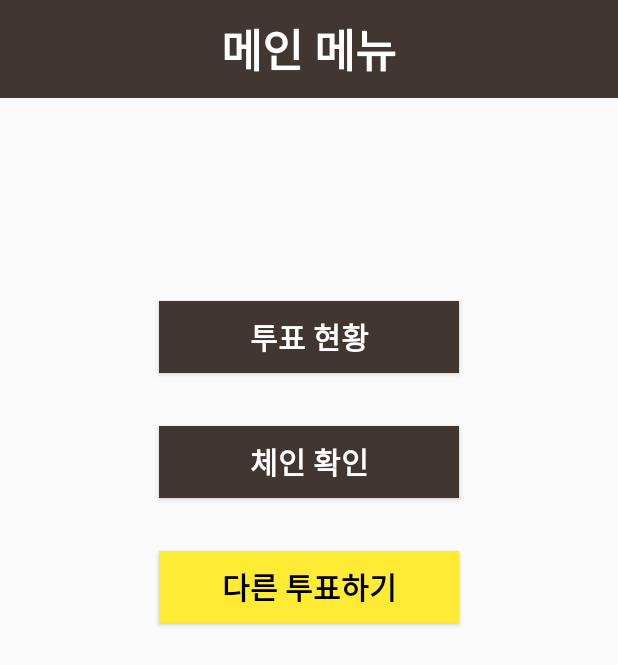
After one commit to 0pg/Profit_Cut, an Android app: the MenuActivity screen opened directly, with no data from a screen before it, on a phone screen of 412 x 824 dp. The commit adds this screen. Shown: the top 665 px of the screen. Run offline under Robolectric (Android 15) with nearby library versions, the phone set to English and light mode, and no system bars.

Commit message:
Add MenuActivity

```diff
--- a/Src/Java/Android/Votechain/app/src/main/AndroidManifest.xml
+++ b/Src/Java/Android/Votechain/app/src/main/AndroidManifest.xml
@@ -18,7 +18,8 @@
         </activity>
         <activity android:name=".MainActivity" />
         <activity android:name=".VoteParticipationActivity" />
-        <activity android:name=".VoteActivity"></activity>
+        <activity android:name=".VoteActivity" />
+        <activity android:name=".MenuActivity"></activity>
     </application>
 
 </manifest>
--- /dev/null
+++ b/Src/Java/Android/Votechain/app/src/main/java/profitcut/votechain/MenuActivity.java
@@ -0,0 +1,13 @@
+package profitcut.votechain;
+
+import android.support.v7.app.AppCompatActivity;
+import android.os.Bundle;
+
+public class MenuActivity extends AppCompatActivity {
+
+    @Override
+    protected void onCreate(Bundle savedInstanceState) {
+        super.onCreate(savedInstanceState);
+        setContentView(R.layout.activity_menu);
+    }
+}
--- a/Src/Java/Android/Votechain/app/src/main/java/profitcut/votechain/VoteActivity.java
+++ b/Src/Java/Android/Votechain/app/src/main/java/profitcut/votechain/VoteActivity.java
@@ -12,4 +12,9 @@ public class VoteActivity extends AppCompatActivity {
         super.onCreate(savedInstanceState);
         setContentView(R.layout.activity_vote);
     }
+
+    public void onButtonVote(View view) {
+        Intent MenuIntent = new Intent(VoteActivity.this, MenuActivity.class);
+        startActivity(MenuIntent);
+    }
 }
--- /dev/null
+++ b/Src/Java/Android/Votechain/app/src/main/res/layout/activity_menu.xml
@@ -0,0 +1,73 @@
+<?xml version="1.0" encoding="utf-8"?>
+<android.support.constraint.ConstraintLayout xmlns:android="http://schemas.android.com/apk/res/android"
+    xmlns:app="http://schemas.android.com/apk/res-auto"
+    xmlns:tools="http://schemas.android.com/tools"
+    android:layout_width="match_parent"
+    android:layout_height="match_parent"
+    tools:context=".MenuActivity">
+
+    <LinearLayout
+        android:layout_width="match_parent"
+        android:layout_height="match_parent"
+        android:orientation="vertical">
+
+        <LinearLayout
+            android:layout_width="match_parent"
+            android:layout_height="wrap_content"
+            android:orientation="vertical"
+            android:background="@color/colorPrimaryDark">
+
+            <TextView
+                android:layout_width="wrap_content"
+                android:layout_height="wrap_content"
+                android:layout_gravity="center"
+                android:text="메인 메뉴"
+                android:textColor="#ffffff"
+                android:textSize="30dp"
+                android:textStyle="bold"
+                android:layout_marginTop="10dp"
+                android:layout_marginBottom="10dp"/>
+        </LinearLayout>
+
+        <LinearLayout
+            android:layout_width="match_parent"
+            android:layout_height="match_parent"
+            android:orientation="vertical"
+            android:layout_marginTop="100dp">
+
+            <Button
+                android:layout_width="200dp"
+                android:layout_height="wrap_content"
+                android:textSize="20dp"
+                android:textStyle="bold"
+                android:textColor="#ffffff"
+                android:background="@color/colorPrimaryDark"
+                android:text="투표 현황"
+                android:layout_marginTop="35dp"
+                android:layout_gravity="center" />
+
+            <Button
+                android:layout_width="200dp"
+                android:layout_height="wrap_content"
+                android:textSize="20dp"
+                android:textStyle="bold"
+                android:textColor="#ffffff"
+                android:background="@color/colorPrimaryDark"
+                android:text="체인 확인"
+                android:layout_marginTop="35dp"
+                android:layout_gravity="center" />
+
+            <Button
+                android:layout_width="200dp"
+                android:layout_height="wrap_content"
+                android:textSize="20dp"
+                android:textStyle="bold"
+                android:textColor="#000000"
+                android:background="@color/colorPrimary"
+                android:text="다른 투표하기"
+                android:layout_marginTop="35dp"
+                android:layout_gravity="center" />
+        </LinearLayout>
+    </LinearLayout>
+
+</android.support.constraint.ConstraintLayout>
--- a/Src/Java/Android/Votechain/app/src/main/res/layout/activity_vote.xml
+++ b/Src/Java/Android/Votechain/app/src/main/res/layout/activity_vote.xml
@@ -98,13 +98,14 @@
             <Button
                 android:layout_width="280dp"
                 android:layout_height="wrap_content"
+                android:layout_gravity="center"
+                android:layout_marginTop="10dp"
+                android:background="@color/colorPrimaryDark"
+                android:onClick="onButtonVote"
+                android:text="투표 완료"
+                android:textColor="#ffffff"
                 android:textSize="20dp"
-                android:textStyle="bold"
-                android:textColor="#ffffff"
-                android:background="@color/colorPrimaryDark"
-                android:text="투표 완료"
-                android:layout_marginTop="10dp"
-                android:layout_gravity="center" />
+                android:textStyle="bold" />
         </LinearLayout>
     </LinearLayout>
 
```
